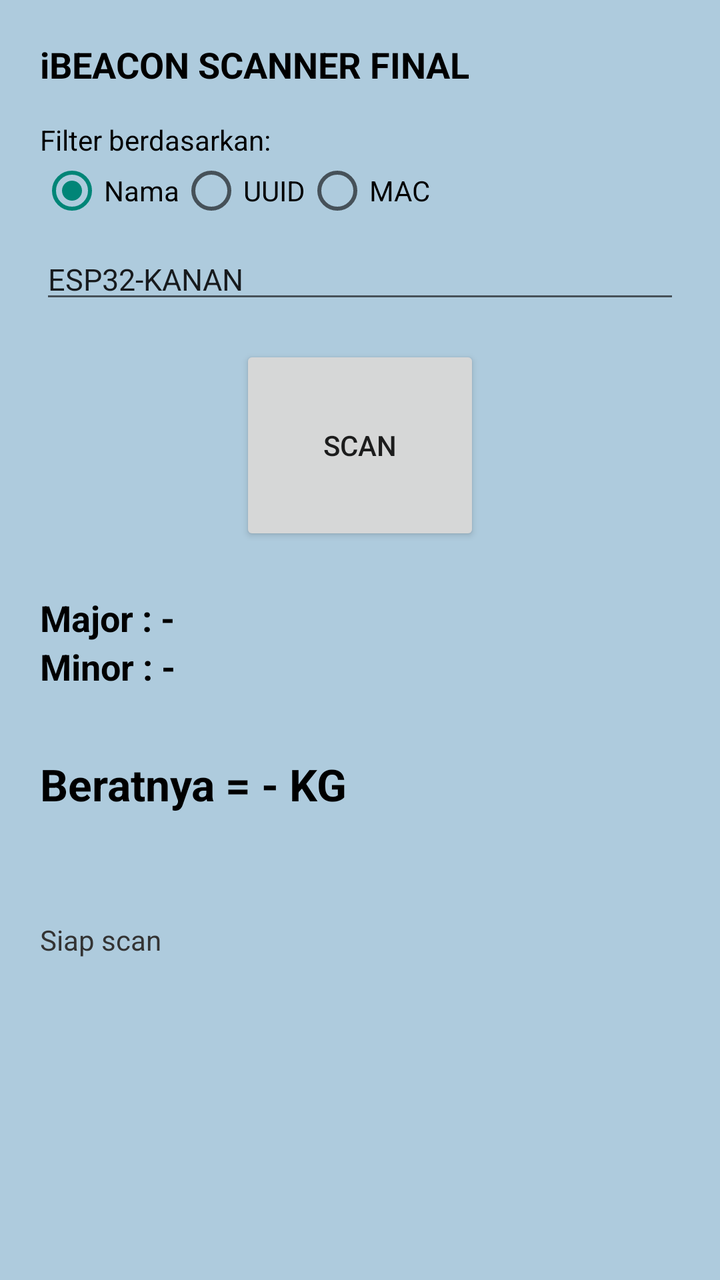
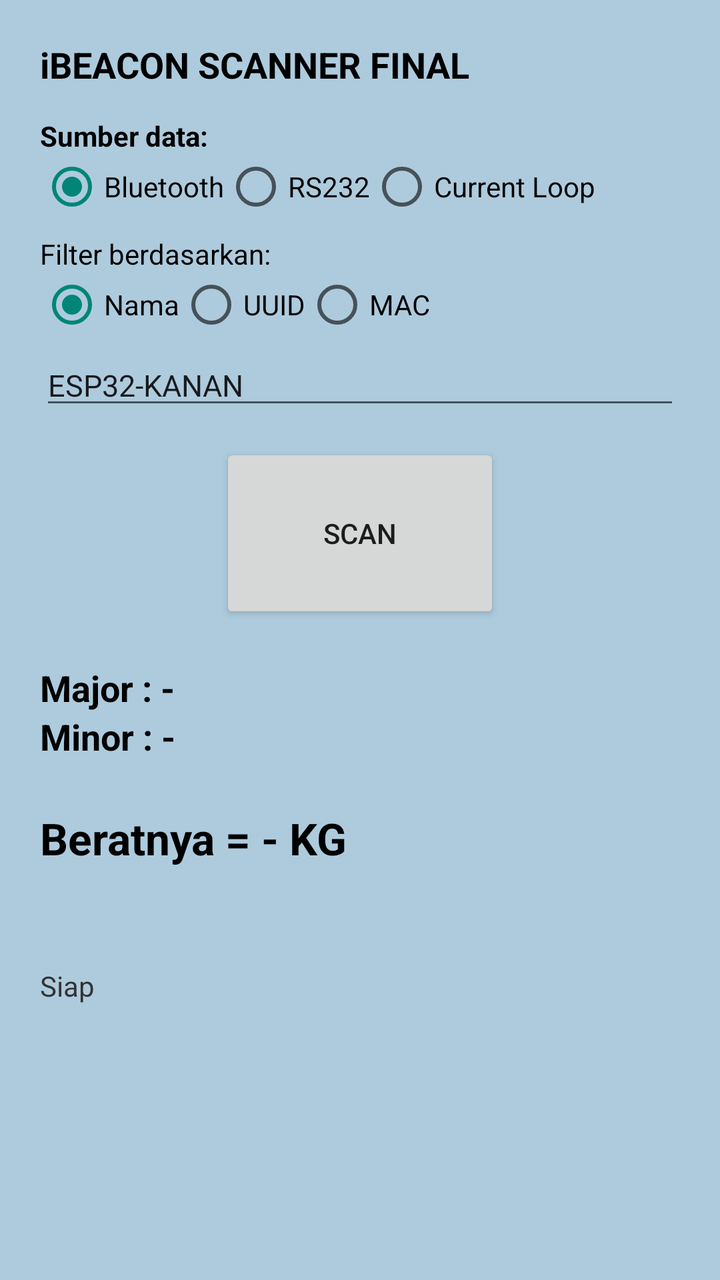

Compare the two renders of this Android layout. The source of the first and the diff that turns it into the second are given below.
<!-- AndroidManifest.xml: application theme android:Theme.Material.Light.DarkActionBar -->
<!-- res/layout/activity_main.xml -->
<?xml version="1.0" encoding="utf-8"?>
<ScrollView xmlns:android="http://schemas.android.com/apk/res/android"
    android:layout_width="match_parent" android:layout_height="match_parent"
    android:background="#AECBDD">

    <LinearLayout android:layout_width="match_parent" android:layout_height="wrap_content"
        android:orientation="vertical" android:padding="20dp">

        <TextView android:layout_width="wrap_content" android:layout_height="wrap_content"
            android:text="iBEACON SCANNER FINAL" android:textStyle="bold"
            android:textSize="18sp" android:textColor="#000000" />

        <TextView android:layout_width="wrap_content" android:layout_height="wrap_content"
            android:layout_marginTop="16dp" android:text="Filter berdasarkan:"
            android:textColor="#000000" />

        <RadioGroup android:id="@+id/rgFilter"
            android:layout_width="match_parent" android:layout_height="wrap_content"
            android:orientation="horizontal">
            <RadioButton android:id="@+id/rbName" android:layout_width="wrap_content"
                android:layout_height="wrap_content" android:text="Nama" android:checked="true" />
            <RadioButton android:id="@+id/rbUuid" android:layout_width="wrap_content"
                android:layout_height="wrap_content" android:text="UUID" />
            <RadioButton android:id="@+id/rbMac" android:layout_width="wrap_content"
                android:layout_height="wrap_content" android:text="MAC" />
        </RadioGroup>

        <EditText android:id="@+id/etFilter"
            android:layout_width="match_parent" android:layout_height="wrap_content"
            android:layout_marginTop="8dp" android:text="ESP32-KANAN"
            android:inputType="textCapCharacters|textNoSuggestions"
            android:singleLine="true" android:textSize="15sp" />

        <Button android:id="@+id/btnScan"
            android:layout_width="120dp" android:layout_height="100dp"
            android:layout_gravity="center_horizontal" android:layout_marginTop="16dp"
            android:text="Scan" />

        <TextView android:id="@+id/tvMajor"
            android:layout_width="wrap_content" android:layout_height="wrap_content"
            android:layout_marginTop="24dp" android:text="Major : -"
            android:textStyle="bold" android:textSize="18sp" android:textColor="#000000" />

        <TextView android:id="@+id/tvMinor"
            android:layout_width="wrap_content" android:layout_height="wrap_content"
            android:text="Minor : -"
            android:textStyle="bold" android:textSize="18sp" android:textColor="#000000" />

        <TextView android:id="@+id/tvWeight"
            android:layout_width="wrap_content" android:layout_height="wrap_content"
            android:layout_marginTop="32dp" android:text="Beratnya = - KG"
            android:textStyle="bold" android:textSize="22sp" android:textColor="#000000" />

        <TextView android:id="@+id/tvInfo"
            android:layout_width="match_parent" android:layout_height="wrap_content"
            android:layout_marginTop="24dp" android:textIsSelectable="true"
            android:textSize="13sp" android:textColor="#222222" />

        <TextView android:id="@+id/tvStatus"
            android:layout_width="match_parent" android:layout_height="wrap_content"
            android:layout_marginTop="12dp" android:text="Siap scan"
            android:textSize="14sp" android:textColor="#333333" />
    </LinearLayout>
</ScrollView>
<!-- resources referenced by this layout -->
<resources>

</resources>

<!-- the commit's change to res/layout/activity_main.xml (unified diff, before → after) -->
@@ -10,35 +10,104 @@
             android:text="iBEACON SCANNER FINAL" android:textStyle="bold"
             android:textSize="18sp" android:textColor="#000000" />
 
+        
         <TextView android:layout_width="wrap_content" android:layout_height="wrap_content"
-            android:layout_marginTop="16dp" android:text="Filter berdasarkan:"
-            android:textColor="#000000" />
+            android:layout_marginTop="14dp" android:text="Sumber data:"
+            android:textStyle="bold" android:textColor="#000000" />
 
-        <RadioGroup android:id="@+id/rgFilter"
+        <RadioGroup android:id="@+id/rgSource"
             android:layout_width="match_parent" android:layout_height="wrap_content"
             android:orientation="horizontal">
-            <RadioButton android:id="@+id/rbName" android:layout_width="wrap_content"
-                android:layout_height="wrap_content" android:text="Nama" android:checked="true" />
-            <RadioButton android:id="@+id/rbUuid" android:layout_width="wrap_content"
-                android:layout_height="wrap_content" android:text="UUID" />
-            <RadioButton android:id="@+id/rbMac" android:layout_width="wrap_content"
-                android:layout_height="wrap_content" android:text="MAC" />
+            <RadioButton android:id="@+id/rbBle" android:layout_width="wrap_content"
+                android:layout_height="wrap_content" android:text="Bluetooth" android:checked="true" />
+            <RadioButton android:id="@+id/rbRs232" android:layout_width="wrap_content"
+                android:layout_height="wrap_content" android:text="RS232" />
+            <RadioButton android:id="@+id/rbCl" android:layout_width="wrap_content"
+                android:layout_height="wrap_content" android:text="Current Loop" />
         </RadioGroup>
 
-        <EditText android:id="@+id/etFilter"
+        
+        <LinearLayout android:id="@+id/panelBle"
             android:layout_width="match_parent" android:layout_height="wrap_content"
-            android:layout_marginTop="8dp" android:text="ESP32-KANAN"
-            android:inputType="textCapCharacters|textNoSuggestions"
-            android:singleLine="true" android:textSize="15sp" />
+            android:orientation="vertical">
+
+            <TextView android:layout_width="wrap_content" android:layout_height="wrap_content"
+                android:layout_marginTop="8dp" android:text="Filter berdasarkan:"
+                android:textColor="#000000" />
+
+            <RadioGroup android:id="@+id/rgFilter"
+                android:layout_width="match_parent" android:layout_height="wrap_content"
+                android:orientation="horizontal">
+                <RadioButton android:id="@+id/rbName" android:layout_width="wrap_content"
+                    android:layout_height="wrap_content" android:text="Nama" android:checked="true" />
+                <RadioButton android:id="@+id/rbUuid" android:layout_width="wrap_content"
+                    android:layout_height="wrap_content" android:text="UUID" />
+                <RadioButton android:id="@+id/rbMac" android:layout_width="wrap_content"
+                    android:layout_height="wrap_content" android:text="MAC" />
+            </RadioGroup>
+
+            <EditText android:id="@+id/etFilter"
+                android:layout_width="match_parent" android:layout_height="wrap_content"
+                android:layout_marginTop="4dp" android:text="ESP32-KANAN"
+                android:inputType="textCapCharacters|textNoSuggestions"
+                android:singleLine="true" android:textSize="15sp" />
+        </LinearLayout>
+
+        
+        <LinearLayout android:id="@+id/panelSerial"
+            android:layout_width="match_parent" android:layout_height="wrap_content"
+            android:orientation="vertical" android:visibility="gone">
+
+            <TextView android:id="@+id/tvSerialHint"
+                android:layout_width="match_parent" android:layout_height="wrap_content"
+                android:layout_marginTop="8dp" android:textSize="12sp" android:textColor="#333333" />
+
+            <LinearLayout android:layout_width="match_parent" android:layout_height="wrap_content"
+                android:layout_marginTop="8dp" android:orientation="horizontal">
+                <TextView android:layout_width="90dp" android:layout_height="wrap_content"
+                    android:text="Baud" android:textColor="#000000" />
+                <Spinner android:id="@+id/spBaud"
+                    android:layout_width="0dp" android:layout_weight="1"
+                    android:layout_height="wrap_content" />
+            </LinearLayout>
+
+            <LinearLayout android:layout_width="match_parent" android:layout_height="wrap_content"
+                android:orientation="horizontal">
+                <TextView android:layout_width="90dp" android:layout_height="wrap_content"
+                    android:text="Frame" android:textColor="#000000" />
+                <Spinner android:id="@+id/spFrame"
+                    android:layout_width="0dp" android:layout_weight="1"
+                    android:layout_height="wrap_content" />
+            </LinearLayout>
+
+            <LinearLayout android:layout_width="match_parent" android:layout_height="wrap_content"
+                android:orientation="horizontal">
+                <TextView android:layout_width="90dp" android:layout_height="wrap_content"
+                    android:text="Format" android:textColor="#000000" />
+                <Spinner android:id="@+id/spProtocol"
+                    android:layout_width="0dp" android:layout_weight="1"
+                    android:layout_height="wrap_content" />
+            </LinearLayout>
+
+            <EditText android:id="@+id/etCmd"
+                android:layout_width="match_parent" android:layout_height="wrap_content"
+                android:hint="Perintah minta berat (kosong = kontinu), mis. R\\r\\n"
+                android:inputType="textNoSuggestions" android:singleLine="true"
+                android:textSize="14sp" />
+
+            <CheckBox android:id="@+id/cbStable"
+                android:layout_width="wrap_content" android:layout_height="wrap_content"
+                android:text="Hanya tampilkan berat stabil" />
+        </LinearLayout>
 
         <Button android:id="@+id/btnScan"
-            android:layout_width="120dp" android:layout_height="100dp"
-            android:layout_gravity="center_horizontal" android:layout_marginTop="16dp"
+            android:layout_width="140dp" android:layout_height="90dp"
+            android:layout_gravity="center_horizontal" android:layout_marginTop="12dp"
             android:text="Scan" />
 
         <TextView android:id="@+id/tvMajor"
             android:layout_width="wrap_content" android:layout_height="wrap_content"
-            android:layout_marginTop="24dp" android:text="Major : -"
+            android:layout_marginTop="20dp" android:text="Major : -"
             android:textStyle="bold" android:textSize="18sp" android:textColor="#000000" />
 
         <TextView android:id="@+id/tvMinor"
@@ -48,17 +117,17 @@
 
         <TextView android:id="@+id/tvWeight"
             android:layout_width="wrap_content" android:layout_height="wrap_content"
-            android:layout_marginTop="32dp" android:text="Beratnya = - KG"
+            android:layout_marginTop="24dp" android:text="Beratnya = - KG"
             android:textStyle="bold" android:textSize="22sp" android:textColor="#000000" />
 
         <TextView android:id="@+id/tvInfo"
             android:layout_width="match_parent" android:layout_height="wrap_content"
-            android:layout_marginTop="24dp" android:textIsSelectable="true"
-            android:textSize="13sp" android:textColor="#222222" />
+            android:layout_marginTop="20dp" android:textIsSelectable="true"
+            android:fontFamily="monospace" android:textSize="13sp" android:textColor="#222222" />
 
         <TextView android:id="@+id/tvStatus"
             android:layout_width="match_parent" android:layout_height="wrap_content"
-            android:layout_marginTop="12dp" android:text="Siap scan"
+            android:layout_marginTop="12dp" android:text="Siap"
             android:textSize="14sp" android:textColor="#333333" />
     </LinearLayout>
 </ScrollView>
